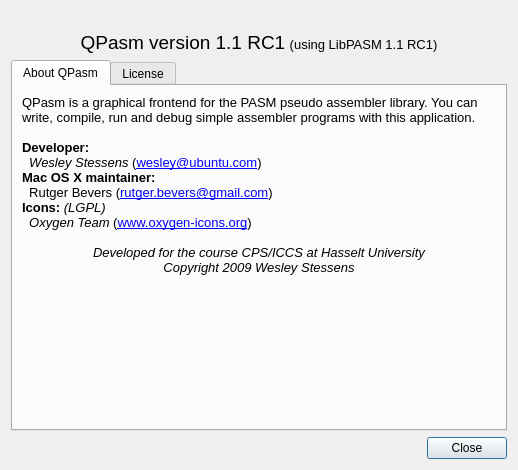
Old version of the form src/aboutdialog.ui in the repository synio-wesley/qpasm.
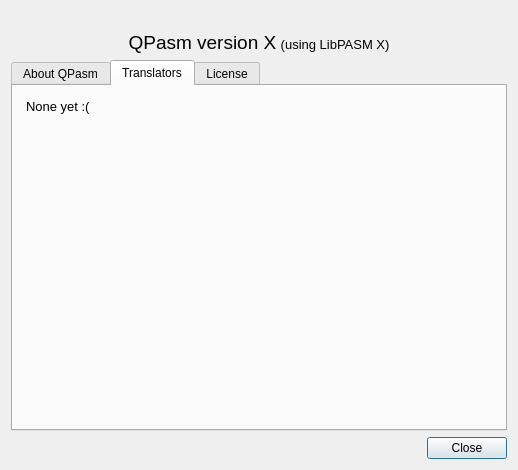
New version of the form. The open tabs and pages were chosen to show the change. Icons and pictures are not drawn.

Commit message: - Made QPasm translation aware - Added skeleton for Dutch language file

```diff
--- a/src/aboutdialog.ui
+++ b/src/aboutdialog.ui
@@ -37,11 +37,14 @@
    <item>
     <widget class="QLabel" name="label_3">
      <property name="text">
-      <string>&lt;!DOCTYPE HTML PUBLIC &quot;-//W3C//DTD HTML 4.0//EN&quot; &quot;http://www.w3.org/TR/REC-html40/strict.dtd&quot;&gt;
+      <string notr="true">&lt;!DOCTYPE HTML PUBLIC &quot;-//W3C//DTD HTML 4.0//EN&quot; &quot;http://www.w3.org/TR/REC-html40/strict.dtd&quot;&gt;
 &lt;html&gt;&lt;head&gt;&lt;meta name=&quot;qrichtext&quot; content=&quot;1&quot; /&gt;&lt;style type=&quot;text/css&quot;&gt;
 p, li { white-space: pre-wrap; }
-&lt;/style&gt;&lt;/head&gt;&lt;body style=&quot; font-family:'Sans Serif'; font-size:10pt; font-weight:400; font-style:normal;&quot;&gt;
-&lt;p align=&quot;center&quot; style=&quot; margin-top:0px; margin-bottom:0px; margin-left:0px; margin-right:0px; -qt-block-indent:0; text-indent:0px;&quot;&gt;&lt;span style=&quot; font-family:'Sans'; font-size:14pt;&quot;&gt;QPasm version 1.1 RC1&lt;/span&gt;&lt;span style=&quot; font-family:'Sans'; font-size:12pt;&quot;&gt; &lt;/span&gt;&lt;span style=&quot; font-family:'Sans';&quot;&gt;(using LibPASM 1.1 RC1)&lt;/span&gt;&lt;/p&gt;&lt;/body&gt;&lt;/html&gt;</string>
+&lt;/style&gt;&lt;/head&gt;&lt;body style=&quot; font-family:'Sans'; font-size:10pt; font-weight:400; font-style:normal;&quot;&gt;
+&lt;p style=&quot; margin-top:0px; margin-bottom:0px; margin-left:0px; margin-right:0px; -qt-block-indent:0; text-indent:0px;&quot;&gt;&lt;span style=&quot; font-size:14pt;&quot;&gt;QPasm version X&lt;/span&gt;&lt;span style=&quot; font-size:12pt;&quot;&gt; &lt;/span&gt;(using LibPASM X)&lt;/p&gt;&lt;/body&gt;&lt;/html&gt;</string>
+     </property>
+     <property name="alignment">
+      <set>Qt::AlignCenter</set>
      </property>
     </widget>
    </item>
@@ -67,21 +70,11 @@
           </sizepolicy>
          </property>
          <property name="text">
-          <string>&lt;!DOCTYPE HTML PUBLIC &quot;-//W3C//DTD HTML 4.0//EN&quot; &quot;http://www.w3.org/TR/REC-html40/strict.dtd&quot;&gt;
+          <string notr="true">&lt;!DOCTYPE HTML PUBLIC &quot;-//W3C//DTD HTML 4.0//EN&quot; &quot;http://www.w3.org/TR/REC-html40/strict.dtd&quot;&gt;
 &lt;html&gt;&lt;head&gt;&lt;meta name=&quot;qrichtext&quot; content=&quot;1&quot; /&gt;&lt;style type=&quot;text/css&quot;&gt;
 p, li { white-space: pre-wrap; }
-&lt;/style&gt;&lt;/head&gt;&lt;body style=&quot; font-family:'Sans Serif'; font-size:10pt; font-weight:400; font-style:normal;&quot;&gt;
-&lt;p style=&quot; margin-top:0px; margin-bottom:0px; margin-left:0px; margin-right:0px; -qt-block-indent:0; text-indent:0px;&quot;&gt;&lt;span style=&quot; font-family:'Sans';&quot;&gt;QPasm is a graphical frontend for the PASM pseudo assembler library. You can write, compile, run and debug simple assembler programs with this application.&lt;/span&gt;&lt;/p&gt;
-&lt;p style=&quot;-qt-paragraph-type:empty; margin-top:0px; margin-bottom:0px; margin-left:0px; margin-right:0px; -qt-block-indent:0; text-indent:0px; font-family:'Sans'; font-weight:600;&quot;&gt;&lt;/p&gt;
-&lt;p style=&quot; margin-top:0px; margin-bottom:0px; margin-left:0px; margin-right:0px; -qt-block-indent:0; text-indent:0px;&quot;&gt;&lt;span style=&quot; font-family:'Sans'; font-weight:600;&quot;&gt;Developer:&lt;/span&gt;&lt;/p&gt;
-&lt;p style=&quot; margin-top:0px; margin-bottom:0px; margin-left:0px; margin-right:0px; -qt-block-indent:0; text-indent:0px;&quot;&gt;&lt;span style=&quot; font-family:'Sans';&quot;&gt;  &lt;/span&gt;&lt;span style=&quot; font-family:'Sans'; font-style:italic;&quot;&gt;Wesley Stessens&lt;/span&gt;&lt;span style=&quot; font-family:'Sans';&quot;&gt; (&lt;/span&gt;&lt;a href=&quot;mailto:wesley@ubuntu.com&quot;&gt;&lt;span style=&quot; font-family:'Sans'; text-decoration: underline; color:#0000ff;&quot;&gt;wesley@ubuntu.com&lt;/span&gt;&lt;/a&gt;&lt;span style=&quot; font-family:'Sans';&quot;&gt;)&lt;/span&gt;&lt;/p&gt;
-&lt;p style=&quot; margin-top:0px; margin-bottom:0px; margin-left:0px; margin-right:0px; -qt-block-indent:0; text-indent:0px;&quot;&gt;&lt;span style=&quot; font-family:'Sans'; font-weight:600;&quot;&gt;Mac OS X maintainer:&lt;/span&gt;&lt;/p&gt;
-&lt;p style=&quot; margin-top:0px; margin-bottom:0px; margin-left:0px; margin-right:0px; -qt-block-indent:0; text-indent:0px;&quot;&gt;&lt;span style=&quot; font-family:'Sans';&quot;&gt;  Rutger Bevers (&lt;/span&gt;&lt;a href=&quot;mailto:rutger.bevers@gmail.com&quot;&gt;&lt;span style=&quot; font-family:'Sans'; text-decoration: underline; color:#0000ff;&quot;&gt;rutger.bevers@gmail.com&lt;/span&gt;&lt;/a&gt;&lt;span style=&quot; font-family:'Sans';&quot;&gt;)&lt;/span&gt;&lt;/p&gt;
-&lt;p style=&quot; margin-top:0px; margin-bottom:0px; margin-left:0px; margin-right:0px; -qt-block-indent:0; text-indent:0px;&quot;&gt;&lt;span style=&quot; font-family:'Sans'; font-weight:600;&quot;&gt;Icons: &lt;/span&gt;&lt;span style=&quot; font-family:'Sans'; font-style:italic;&quot;&gt;(LGPL)&lt;/span&gt;&lt;/p&gt;
-&lt;p style=&quot; margin-top:0px; margin-bottom:0px; margin-left:0px; margin-right:0px; -qt-block-indent:0; text-indent:0px;&quot;&gt;&lt;span style=&quot; font-family:'Sans';&quot;&gt;  &lt;/span&gt;&lt;span style=&quot; font-family:'Sans'; font-style:italic;&quot;&gt;Oxygen Team&lt;/span&gt;&lt;span style=&quot; font-family:'Sans';&quot;&gt; (&lt;/span&gt;&lt;a href=&quot;http://www.oxygen-icons.org/&quot;&gt;&lt;span style=&quot; font-family:'Sans'; text-decoration: underline; color:#0000ff;&quot;&gt;www.oxygen-icons.org&lt;/span&gt;&lt;/a&gt;&lt;span style=&quot; font-family:'Sans';&quot;&gt;)&lt;/span&gt;&lt;/p&gt;
-&lt;p align=&quot;center&quot; style=&quot;-qt-paragraph-type:empty; margin-top:0px; margin-bottom:0px; margin-left:0px; margin-right:0px; -qt-block-indent:0; text-indent:0px; font-family:'Sans';&quot;&gt;&lt;/p&gt;
-&lt;p align=&quot;center&quot; style=&quot; margin-top:0px; margin-bottom:0px; margin-left:0px; margin-right:0px; -qt-block-indent:0; text-indent:0px;&quot;&gt;&lt;span style=&quot; font-family:'Sans'; font-style:italic;&quot;&gt;Developed for the course CPS/ICCS at Hasselt University&lt;/span&gt;&lt;/p&gt;
-&lt;p align=&quot;center&quot; style=&quot; margin-top:0px; margin-bottom:0px; margin-left:0px; margin-right:0px; -qt-block-indent:0; text-indent:0px;&quot;&gt;&lt;span style=&quot; font-family:'Sans'; font-style:italic;&quot;&gt;Copyright 2009 Wesley Stessens&lt;/span&gt;&lt;/p&gt;&lt;/body&gt;&lt;/html&gt;</string>
+&lt;/style&gt;&lt;/head&gt;&lt;body style=&quot; font-family:'Sans'; font-size:10pt; font-weight:400; font-style:normal;&quot;&gt;
+&lt;p align=&quot;center&quot; style=&quot; margin-top:0px; margin-bottom:0px; margin-left:0px; margin-right:0px; -qt-block-indent:0; text-indent:0px;&quot;&gt;&lt;span style=&quot; font-style:italic;&quot;&gt;&amp;lt;Info goes here&amp;gt;&lt;/span&gt;&lt;/p&gt;&lt;/body&gt;&lt;/html&gt;</string>
          </property>
          <property name="alignment">
           <set>Qt::AlignLeading|Qt::AlignLeft|Qt::AlignTop</set>
@@ -96,6 +89,28 @@
        </item>
       </layout>
      </widget>
+     <widget class="QWidget" name="tabTranslators">
+      <attribute name="title">
+       <string>Translators</string>
+      </attribute>
+      <layout class="QVBoxLayout" name="verticalLayout_4">
+       <item>
+        <widget class="QTextEdit" name="translatorsText">
+         <property name="styleSheet">
+          <string notr="true">QTextEdit {background: transparent;
+border: none;}</string>
+         </property>
+         <property name="html">
+          <string notr="true">&lt;!DOCTYPE HTML PUBLIC &quot;-//W3C//DTD HTML 4.0//EN&quot; &quot;http://www.w3.org/TR/REC-html40/strict.dtd&quot;&gt;
+&lt;html&gt;&lt;head&gt;&lt;meta name=&quot;qrichtext&quot; content=&quot;1&quot; /&gt;&lt;style type=&quot;text/css&quot;&gt;
+p, li { white-space: pre-wrap; }
+&lt;/style&gt;&lt;/head&gt;&lt;body style=&quot; font-family:'Sans'; font-size:10pt; font-weight:400; font-style:normal;&quot;&gt;
+&lt;p style=&quot; margin-top:0px; margin-bottom:0px; margin-left:0px; margin-right:0px; -qt-block-indent:0; text-indent:0px;&quot;&gt;None yet :(&lt;/p&gt;&lt;/body&gt;&lt;/html&gt;</string>
+         </property>
+        </widget>
+       </item>
+      </layout>
+     </widget>
      <widget class="QWidget" name="tab_2">
       <attribute name="title">
        <string>License</string>
```
Left out of the diff: 12 changed lines with no effect on the pictures. The commit also changes 11 other files.
